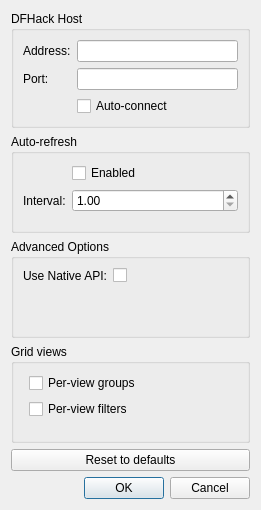
Before: the Qt Designer form ui/PreferencesDialog.ui in cvuchener/df-workdetailtest, drawn with Qt 5.
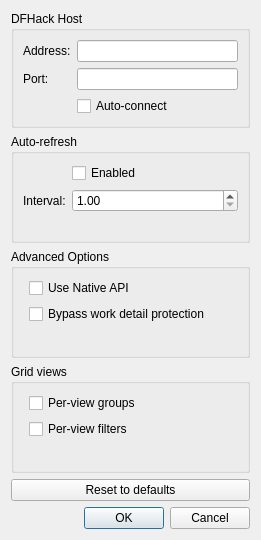
After: the same form once the commit is applied.

Commit message: Work detail protection flags

The edit to the form file:
```diff
--- a/ui/PreferencesDialog.ui
+++ b/ui/PreferencesDialog.ui
@@ -7,7 +7,7 @@
     <x>0</x>
     <y>0</y>
     <width>261</width>
-    <height>510</height>
+    <height>540</height>
    </rect>
   </property>
   <property name="windowTitle">
@@ -102,17 +102,17 @@
      <layout class="QVBoxLayout" name="verticalLayout_3">
       <item>
        <layout class="QFormLayout" name="advanced_layout">
-        <item row="0" column="0">
-         <widget class="QLabel" name="use_native_process_label">
-          <property name="text">
-           <string>Use Native API:</string>
-          </property>
-         </widget>
-        </item>
         <item row="0" column="1">
          <widget class="QCheckBox" name="use_native_process">
           <property name="text">
-           <string/>
+           <string>Use Native API</string>
+          </property>
+         </widget>
+        </item>
+        <item row="1" column="1">
+         <widget class="QCheckBox" name="bypass_work_detail_protection">
+          <property name="text">
+           <string>Bypass work detail protection</string>
           </property>
          </widget>
         </item>
```
The commit also changes 9 other files.
